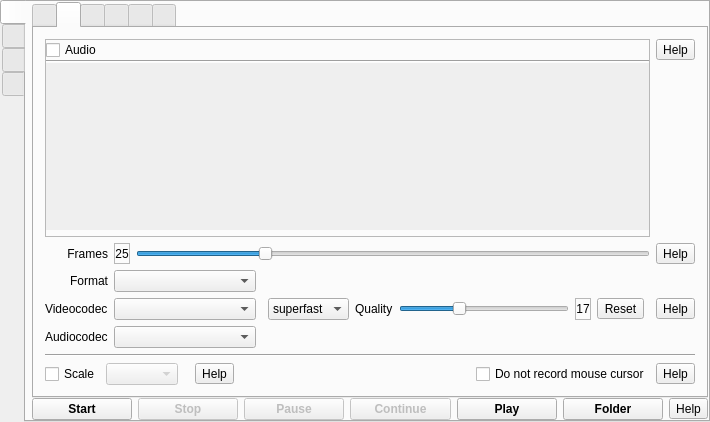
Old version of the form src/formMainWindow.ui in the repository vkohaupt/vokoscreenNG.
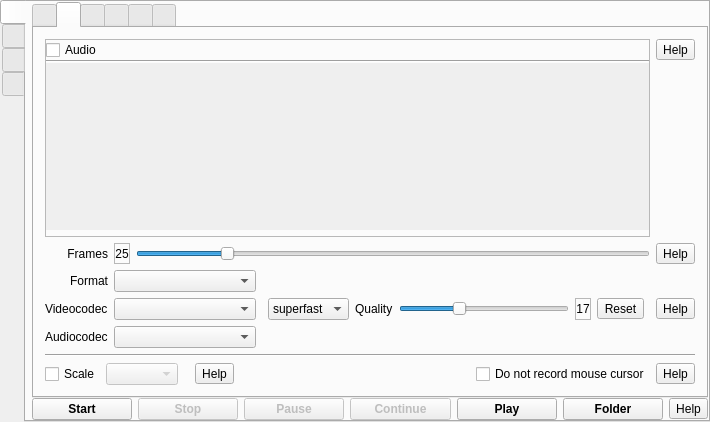
New version of the form. The open tabs and pages were chosen to show the change. Icons and pictures are not drawn.

Commit message: FPS min 10fps

Patch:
```diff
--- a/src/formMainWindow.ui
+++ b/src/formMainWindow.ui
@@ -896,7 +896,7 @@
                 <item>
                  <widget class="QSlider" name="sliderFrames">
                   <property name="minimum">
-                   <number>1</number>
+                   <number>10</number>
                   </property>
                   <property name="value">
                    <number>25</number>
```
Left out of the diff: 10 changed lines with no effect on the pictures. The commit also changes 1 other file.
